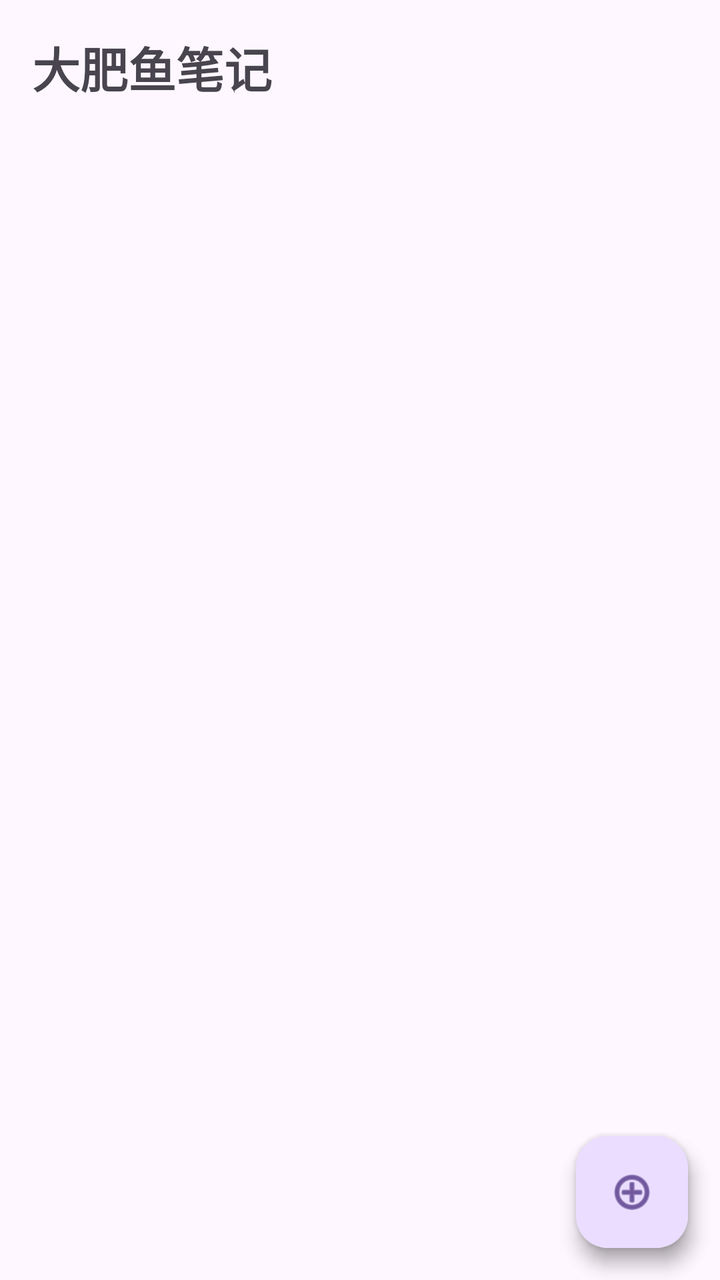
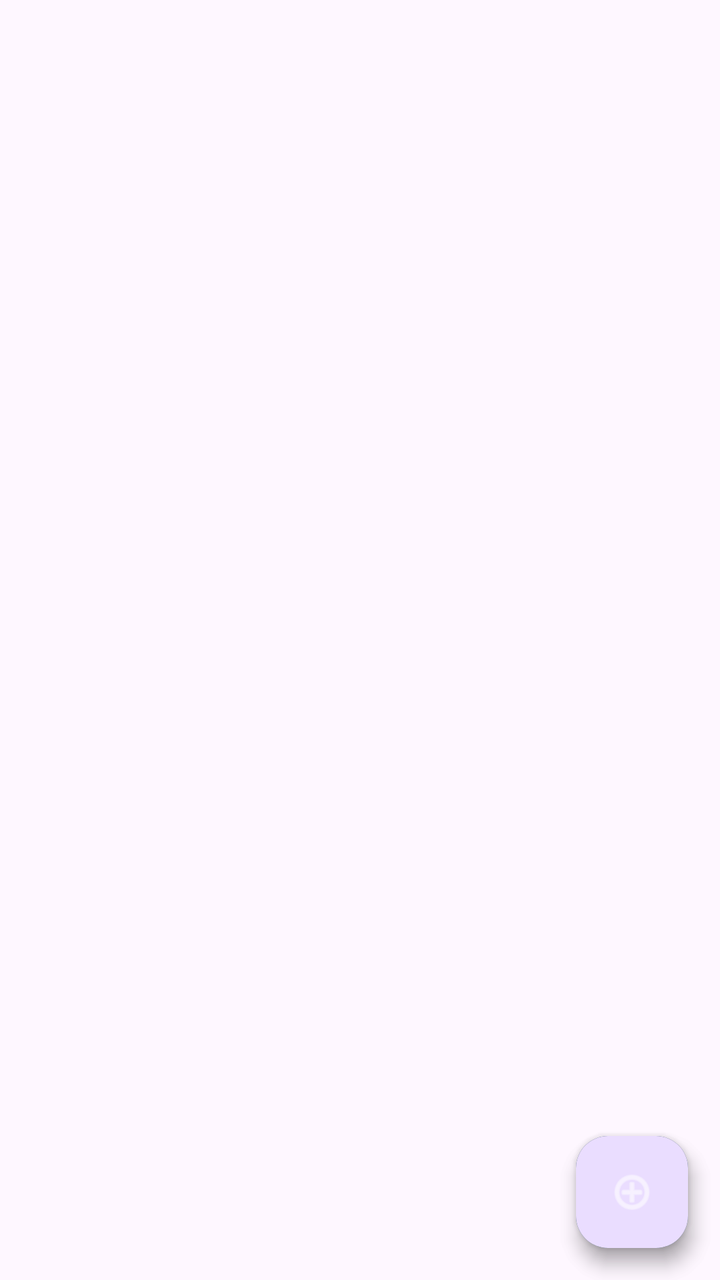

Screens rendered from an Android XML layout before and after an edit, with the pre-edit source and the edit as a unified diff.
<!-- AndroidManifest.xml: application theme Theme.NotepadApp -->
<!-- res/layout/activity_main.xml -->
<?xml version="1.0" encoding="utf-8"?>
<androidx.coordinatorlayout.widget.CoordinatorLayout
    xmlns:android="http://schemas.android.com/apk/res/android"
    xmlns:app="http://schemas.android.com/apk/res-auto"
    android:layout_width="match_parent"
    android:layout_height="match_parent"
    android:background="?attr/colorSurface">

    <LinearLayout
        android:layout_width="match_parent"
        android:layout_height="match_parent"
        android:orientation="vertical"
        android:padding="16dp">

        <TextView
            android:id="@+id/tvTitle"
            android:layout_width="wrap_content"
            android:layout_height="wrap_content"
            android:text="大肥鱼笔记"
            android:textSize="24sp"
            android:textStyle="bold" />

        <TextView
            android:id="@+id/tvPath"
            android:layout_width="match_parent"
            android:layout_height="wrap_content"
            android:layout_marginTop="4dp"
            android:textSize="11sp"
            android:alpha="0.5"
            android:singleLine="true"
            android:ellipsize="middle" />

        <TextView
            android:id="@+id/tvEmpty"
            android:layout_width="match_parent"
            android:layout_height="wrap_content"
            android:layout_marginTop="32dp"
            android:gravity="center"
            android:text="还没有笔记"
            android:textSize="15sp"
            android:alpha="0.6"
            android:visibility="gone" />

        <ScrollView
            android:layout_width="match_parent"
            android:layout_height="0dp"
            android:layout_weight="1"
            android:layout_marginTop="12dp">

            <TextView
                android:id="@+id/tvList"
                android:layout_width="match_parent"
                android:layout_height="wrap_content"
                android:lineSpacingExtra="4dp"
                android:textSize="15sp"
                android:paddingBottom="120dp" />
        </ScrollView>
    </LinearLayout>

    <com.google.android.material.floatingactionbutton.FloatingActionButton
        android:id="@+id/fabStats"
        android:layout_width="wrap_content"
        android:layout_height="wrap_content"
        android:layout_gravity="bottom|end"
        android:layout_margin="16dp"
        android:layout_marginBottom="88dp"
        android:contentDescription="词频统计"
        app:srcCompat="@android:drawable/ic_menu_sort_by_size" />

    <com.google.android.material.floatingactionbutton.FloatingActionButton
        android:id="@+id/fabNew"
        android:layout_width="wrap_content"
        android:layout_height="wrap_content"
        android:layout_gravity="bottom|end"
        android:layout_margin="16dp"
        android:contentDescription="新建笔记"
        app:srcCompat="@android:drawable/ic_menu_add" />

</androidx.coordinatorlayout.widget.CoordinatorLayout>
<!-- resources referenced by this layout -->
<resources>
  <style name="Theme.NotepadApp" parent="Theme.Material3.DayNight">
          <item name="android:statusBarColor" tools:targetApi="l">?attr/colorSurface</item>
      </style>
</resources>

<!-- the commit's change to res/layout/activity_main.xml (unified diff, before → after) -->
@@ -10,23 +10,15 @@
         android:layout_width="match_parent"
         android:layout_height="match_parent"
         android:orientation="vertical"
-        android:padding="16dp">
-
-        <TextView
-            android:id="@+id/tvTitle"
-            android:layout_width="wrap_content"
-            android:layout_height="wrap_content"
-            android:text="大肥鱼笔记"
-            android:textSize="24sp"
-            android:textStyle="bold" />
+        android:paddingHorizontal="16dp"
+        android:paddingTop="8dp">
 
         <TextView
             android:id="@+id/tvPath"
             android:layout_width="match_parent"
             android:layout_height="wrap_content"
-            android:layout_marginTop="4dp"
             android:textSize="11sp"
-            android:alpha="0.5"
+            android:alpha="0.45"
             android:singleLine="true"
             android:ellipsize="middle" />
 
@@ -34,11 +26,12 @@
             android:id="@+id/tvEmpty"
             android:layout_width="match_parent"
             android:layout_height="wrap_content"
-            android:layout_marginTop="32dp"
+            android:layout_marginTop="48dp"
             android:gravity="center"
-            android:text="还没有笔记"
+            android:lineSpacingExtra="8dp"
+            android:text="还没有笔记\n点右下角的 + 新建一个"
             android:textSize="15sp"
-            android:alpha="0.6"
+            android:alpha="0.55"
             android:visibility="gone" />
 
         <ScrollView
@@ -51,9 +44,9 @@
                 android:id="@+id/tvList"
                 android:layout_width="match_parent"
                 android:layout_height="wrap_content"
-                android:lineSpacingExtra="4dp"
+                android:lineSpacingExtra="5dp"
                 android:textSize="15sp"
-                android:paddingBottom="120dp" />
+                android:paddingBottom="160dp" />
         </ScrollView>
     </LinearLayout>
 
@@ -63,9 +56,11 @@
         android:layout_height="wrap_content"
         android:layout_gravity="bottom|end"
         android:layout_margin="16dp"
-        android:layout_marginBottom="88dp"
+        android:layout_marginBottom="92dp"
         android:contentDescription="词频统计"
-        app:srcCompat="@android:drawable/ic_menu_sort_by_size" />
+        app:backgroundTint="#3D5A6C"
+        app:srcCompat="@android:drawable/ic_menu_sort_by_size"
+        app:tint="@android:color/white" />
 
     <com.google.android.material.floatingactionbutton.FloatingActionButton
         android:id="@+id/fabNew"
@@ -74,6 +69,7 @@
         android:layout_gravity="bottom|end"
         android:layout_margin="16dp"
         android:contentDescription="新建笔记"
-        app:srcCompat="@android:drawable/ic_menu_add" />
+        app:srcCompat="@android:drawable/ic_menu_add"
+        app:tint="@android:color/white" />
 
 </androidx.coordinatorlayout.widget.CoordinatorLayout>
